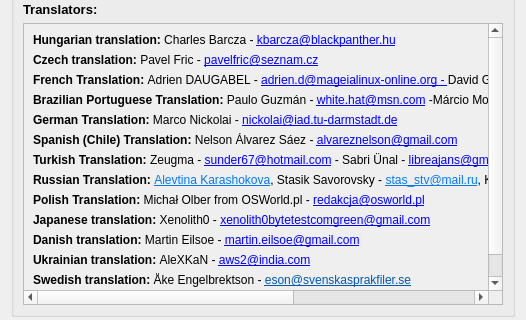
Faster3ck/Converseen, file ui/dialoginfo.ui: the form before one commit; both pictures show x 0 to 526 and y 185 to 505 of the 526 by 670 pixel window.
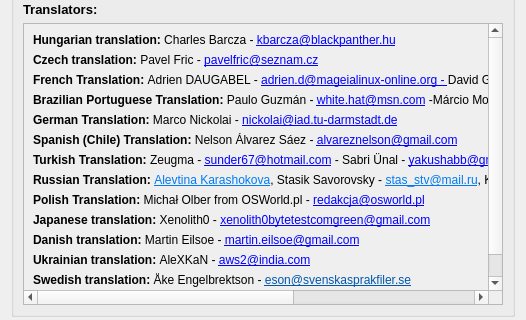
The form after the commit. Icons and pictures are not drawn.

Commit message: Version 0.15.1.3 Stable - Added instruction tooltip for the 'Maintain aspect ratio' + Updated Turkish and Italian translations + Various bugfixes

The edit to the form file:
```diff
--- a/ui/dialoginfo.ui
+++ b/ui/dialoginfo.ui
@@ -150,7 +150,7 @@
          <property name="geometry">
           <rect>
            <x>0</x>
-           <y>-112</y>
+           <y>-48</y>
            <width>882</width>
            <height>348</height>
           </rect>
@@ -204,7 +204,7 @@
           <item>
            <widget class="QLabel" name="label_14">
             <property name="text">
-             <string>&lt;strong&gt;Turkish Translation: &lt;/strong&gt;Zeugma - &lt;a href=&quot;mailto:sunder67@hotmail.com&quot;&gt;sunder67@hotmail.com&lt;/a&gt; - Sabri Ünal - &lt;a href=&quot;mailto:libreajans@gmail.com&quot;&gt;libreajans@gmail.com&lt;/a&gt;</string>
+             <string>&lt;strong&gt;Turkish Translation: &lt;/strong&gt;Zeugma - &lt;a href=&quot;mailto:sunder67@hotmail.com&quot;&gt;sunder67@hotmail.com&lt;/a&gt; - Sabri Ünal - &lt;a href=&quot;mailto:yakushabb@gmail.com&quot;&gt;yakushabb@gmail.com&lt;/a&gt;</string>
             </property>
             <property name="openExternalLinks">
              <bool>true</bool>
```
The commit also changes 25 other files.
